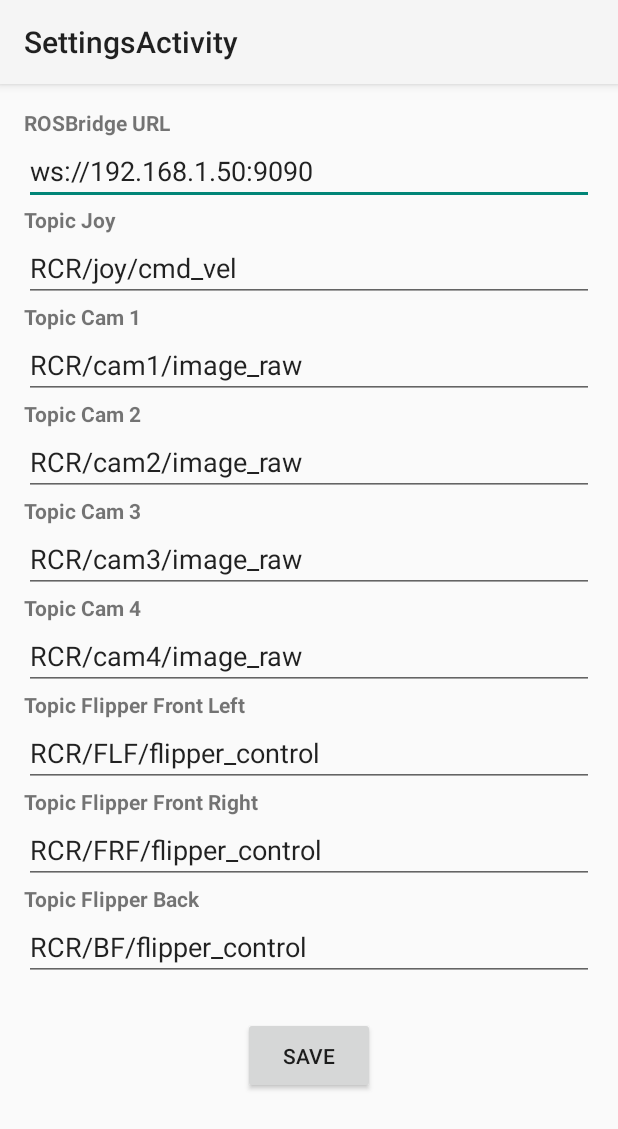
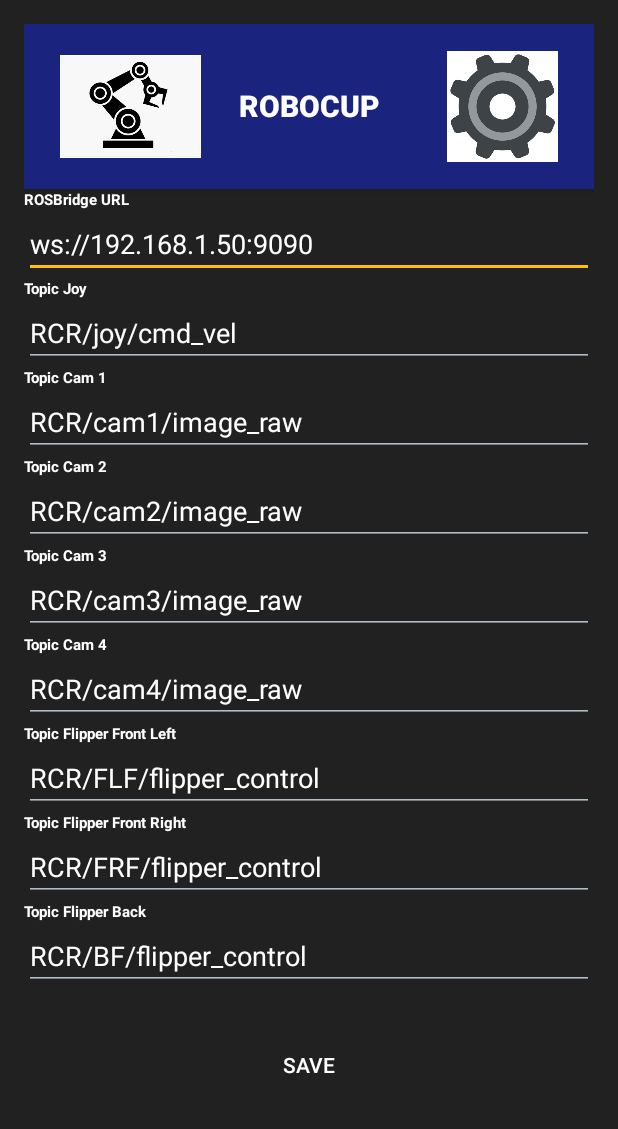
Before and after one commit to ConstanceALOYAU/RoboCup_app, an Android app built with Jetpack Compose: the SettingsActivity screen opened directly, with no data from a screen before it, on a phone screen of 412 x 824 dp. Shown: the top 1129 px of the screen. Run offline under Robolectric (Android 15) with nearby library versions, the phone set to English and light mode, and no system bars.

Commit message:
toolbar all pages + style

```diff
--- a/app/src/main/AndroidManifest.xml
+++ b/app/src/main/AndroidManifest.xml
@@ -22,10 +22,12 @@
         <activity
             android:name=".SettingsActivity"
             android:exported="false"
-            android:label="@string/title_activity_settings" />
+            android:label="@string/title_activity_settings"
+            android:theme="@style/Theme.RoboCup"/>
         <activity
             android:name=".ControlArmActivity"
-            android:exported="false" />
+            android:exported="false"
+            android:theme="@style/Theme.RoboCup"/>
         <activity
             android:name=".MainActivity"
             android:exported="true"
--- a/app/src/main/java/com/example/robocup/SettingsActivity.kt
+++ b/app/src/main/java/com/example/robocup/SettingsActivity.kt
@@ -5,6 +5,9 @@ import android.widget.Button
 import android.widget.EditText
 import androidx.appcompat.app.AppCompatActivity
 import android.widget.Toast
+import androidx.appcompat.widget.Toolbar
+import android.widget.ImageView
+import android.content.Intent
 
 class SettingsActivity : AppCompatActivity() {
 
@@ -13,6 +16,30 @@ class SettingsActivity : AppCompatActivity() {
     override fun onCreate(savedInstanceState: Bundle?) {
         super.onCreate(savedInstanceState)
         setContentView(R.layout.activity_settings)
+
+        val toolbar: Toolbar = findViewById(R.id.toolbar)
+        setSupportActionBar(toolbar)
+        // Supprimer le titre par défaut dans la Toolbar
+        supportActionBar?.setDisplayShowTitleEnabled(false)
+
+        val buttonOne = findViewById<ImageView>(R.id.button_one)
+        val buttonTwo = findViewById<ImageView>(R.id.button_two)
+        val buttonTitle = findViewById<Button>(R.id.button_title)
+
+        buttonOne.setOnClickListener {
+            val intent = Intent(this, ControlArmActivity::class.java)
+            startActivity(intent)
+        }
+
+        buttonTwo.setOnClickListener {
+            val intent = Intent(this, SettingsActivity::class.java)
+            startActivity(intent)
+        }
+
+        buttonTitle.setOnClickListener {
+            val intent = Intent(this, MainActivity::class.java)
+            startActivity(intent)
+        }
 
         appConfig = AppConfig(this)
 
--- a/app/src/main/res/layout-v26/toolbar.xml
+++ b/app/src/main/res/layout-v26/toolbar.xml
@@ -1,22 +1,48 @@
 <!-- res/layout/toolbar.xml -->
-<androidx.appcompat.widget.Toolbar
-    xmlns:android="http://schemas.android.com/apk/res/android"
+<androidx.appcompat.widget.Toolbar xmlns:android="http://schemas.android.com/apk/res/android"
     android:id="@+id/toolbar"
     android:layout_width="match_parent"
-    android:layout_height="wrap_content"
+    android:layout_height="match_parent"
     android:background="?attr/colorPrimary"
     android:elevation="4dp"
-    android:theme="@style/ThemeOverlay.AppCompat.Dark.ActionBar"
-    android:popupTheme="@style/ThemeOverlay.AppCompat.Light">
+    android:popupTheme="@style/ThemeOverlay.AppCompat.Light"
+    android:theme="@style/ThemeOverlay.AppCompat.Dark.ActionBar">
 
-    <TextView
-        android:id="@+id/toolbar_title"
+
+    <!-- Bouton 1 : Bras robotique à gauche -->
+    <ImageView
+        android:id="@+id/button_one"
+        android:layout_width="110dp"
+        android:layout_height="110dp"
+        android:layout_gravity="start"
+        android:layout_marginStart="16dp"
+        android:contentDescription="Robot Arm"
+        android:padding="8dp"
+        android:src="@drawable/ic_robot_arm" />
+
+    <!-- Titre centré qui est aussi un bouton -->
+    <Button
+        android:id="@+id/button_title"
         android:layout_width="wrap_content"
         android:layout_height="wrap_content"
+        android:layout_centerHorizontal="true"
+        android:layout_centerVertical="true"
         android:layout_gravity="center"
+        android:background="?attr/selectableItemBackground"
         android:text="ROBOCUP"
         android:textColor="@android:color/white"
-        android:textStyle="bold"
-        android:textSize="24sp" />
+        android:textSize="20sp"
+        android:textStyle="bold" />
+
+    <!-- Bouton 2 : Roue dentée à droite -->
+    <ImageView
+        android:id="@+id/button_two"
+        android:layout_width="90dp"
+        android:layout_height="90dp"
+        android:layout_gravity="end"
+        android:layout_marginEnd="16dp"
+        android:contentDescription="Settings"
+        android:padding="8dp"
+        android:src="@drawable/ic_gear" />
 
 </androidx.appcompat.widget.Toolbar>
--- a/app/src/main/res/layout/activity_settings.xml
+++ b/app/src/main/res/layout/activity_settings.xml
@@ -8,131 +8,172 @@
         android:layout_height="wrap_content"
         android:orientation="vertical">
 
+        <include
+            layout="@layout/toolbar"
+            android:layout_width="match_parent"
+            android:layout_height="wrap_content" />
+
         <!-- ROSBridge URL -->
         <TextView
             android:layout_width="wrap_content"
             android:layout_height="wrap_content"
             android:text="ROSBridge URL"
-            android:textStyle="bold" />
+            android:textStyle="bold"
+            android:textColor="?android:attr/textColorPrimary"
+            android:textAppearance="?attr/textAppearanceBody1" />
 
         <EditText
             android:id="@+id/edit_rosbridge_url"
             android:layout_width="match_parent"
             android:layout_height="wrap_content"
             android:inputType="textUri"
-            android:hint="Enter ROSBridge URL" />
+            android:hint="Enter ROSBridge URL"
+            android:textColor="?android:attr/textColorPrimary"
+            android:background="?android:attr/editTextBackground" />
 
         <!-- Topic Joy -->
         <TextView
             android:layout_width="wrap_content"
             android:layout_height="wrap_content"
             android:text="Topic Joy"
-            android:textStyle="bold" />
+            android:textStyle="bold"
+            android:textColor="?android:attr/textColorPrimary"
+            android:textAppearance="?attr/textAppearanceBody1" />
 
         <EditText
             android:id="@+id/edit_topic_joy"
             android:layout_width="match_parent"
             android:layout_height="wrap_content"
             android:inputType="text"
-            android:hint="Enter Topic Joy" />
+            android:hint="Enter Topic Joy"
+            android:textColor="?android:attr/textColorPrimary"
+            android:background="?android:attr/editTextBackground" />
 
         <!-- Topic Cam 1 -->
         <TextView
             android:layout_width="wrap_content"
             android:layout_height="wrap_content"
             android:text="Topic Cam 1"
-            android:textStyle="bold" />
+            android:textStyle="bold"
+            android:textColor="?android:attr/textColorPrimary"
+            android:textAppearance="?attr/textAppearanceBody1" />
 
         <EditText
             android:id="@+id/edit_topic_cam1"
             android:layout_width="match_parent"
             android:layout_height="wrap_content"
             android:inputType="text"
-            android:hint="Enter Topic Cam 1" />
+            android:hint="Enter Topic Cam 1"
+            android:textColor="?android:attr/textColorPrimary"
+            android:background="?android:attr/editTextBackground" />
 
         <!-- Topic Cam 2 -->
         <TextView
             android:layout_width="wrap_content"
             android:layout_height="wrap_content"
             android:text="Topic Cam 2"
-            android:textStyle="bold" />
+            android:textStyle="bold"
+            android:textColor="?android:attr/textColorPrimary"
+            android:textAppearance="?attr/textAppearanceBody1" />
 
         <EditText
             android:id="@+id/edit_topic_cam2"
             android:layout_width="match_parent"
             android:layout_height="wrap_content"
             android:inputType="text"
-            android:hint="Enter Topic Cam 2" />
+            android:hint="Enter Topic Cam 2"
+            android:textColor="?android:attr/textColorPrimary"
+            android:background="?android:attr/editTextBackground" />
 
         <!-- Topic Cam 3 -->
         <TextView
             android:layout_width="wrap_content"
             android:layout_height="wrap_content"
             android:text="Topic Cam 3"
-            android:textStyle="bold" />
+            android:textStyle="bold"
+            android:textColor="?android:attr/textColorPrimary"
+            android:textAppearance="?attr/textAppearanceBody1" />
 
         <EditText
             android:id="@+id/edit_topic_cam3"
             android:layout_width="match_parent"
             android:layout_height="wrap_content"
             android:inputType="text"
-            android:hint="Enter Topic Cam 3" />
+            android:hint="Enter Topic Cam 3"
+            android:textColor="?android:attr/textColorPrimary"
+            android:background="?android:attr/editTextBackground" />
 
         <!-- Topic Cam 4 -->
         <TextView
             android:layout_width="wrap_content"
             android:layout_height="wrap_content"
             android:text="Topic Cam 4"
-            android:textStyle="bold" />
+            android:textStyle="bold"
+            android:textColor="?android:attr/textColorPrimary"
+            android:textAppearance="?attr/textAppearanceBody1" />
 
         <EditText
             android:id="@+id/edit_topic_cam4"
             android:layout_width="match_parent"
             android:layout_height="wrap_content"
             android:inputType="text"
-            android:hint="Enter Topic Cam 4" />
+            android:hint="Enter Topic Cam 4"
+            android:textColor="?android:attr/textColorPrimary"
+            android:background="?android:attr/editTextBackground" />
 
         <!-- Topic Flipper Front Left -->
         <TextView
             android:layout_width="wrap_content"
             android:layout_height="wrap_content"
             android:text="Topic Flipper Front Left"
-            android:textStyle="bold" />
+            android:textStyle="bold"
+            android:textColor="?android:attr/textColorPrimary"
+            android:textAppearance="?attr/textAppearanceBody1" />
 
         <EditText
             android:id="@+id/edit_topic_flipper_front_left"
             android:layout_width="match_parent"
             android:layout_height="wrap_content"
             android:inputType="text"
-            android:hint="Enter Topic Flipper Front Left" />
+            android:hint="Enter Topic Flipper Front Left"
+            android:textColor="?android:attr/textColorPrimary"
+            android:background="?android:attr/editTextBackground" />
 
         <!-- Topic Flipper Front Right -->
         <TextView
             android:layout_width="wrap_content"
             android:layout_height="wrap_content"
             android:text="Topic Flipper Front Right"
-            android:textStyle="bold" />
+            android:textStyle="bold"
+            android:textColor="?android:attr/textColorPrimary"
+            android:textAppearance="?attr/textAppearanceBody1" />
 
         <EditText
             android:id="@+id/edit_topic_flipper_front_right"
             android:layout_width="match_parent"
             android:layout_height="wrap_content"
             android:inputType="text"
-            android:hint="Enter Topic Flipper Front Right" />
+            android:hint="Enter Topic Flipper Front Right"
+            android:textColor="?android:attr/textColorPrimary"
+            android:background="?android:attr/editTextBackground" />
 
         <!-- Topic Flipper Back -->
         <TextView
             android:layout_width="wrap_content"
             android:layout_height="wrap_content"
             android:text="Topic Flipper Back"
-            android:textStyle="bold" />
+            android:textStyle="bold"
+            android:textColor="?android:attr/textColorPrimary"
+            android:textAppearance="?attr/textAppearanceBody1" />
 
         <EditText
             android:id="@+id/edit_topic_flipper_back"
             android:layout_width="match_parent"
             android:layout_height="wrap_content"
             android:inputType="text"
-            android:hint="Enter Topic Flipper Back" />
+            android:hint="Enter Topic Flipper Back"
+            android:textColor="?android:attr/textColorPrimary"
+            android:background="?android:attr/editTextBackground" />
 
         <!-- Save Button -->
         <Button
@@ -140,6 +181,8 @@
             android:layout_width="wrap_content"
             android:layout_height="wrap_content"
             android:text="Save"
+            android:textColor="?android:attr/textColorPrimaryInverse"
+            android:background="?attr/selectableItemBackground"
             android:layout_gravity="center"
             android:padding="16dp"
             android:layout_marginTop="24dp" />
```
Also changed, not shown: app/src/main/java/com/example/robocup/ControlArmActivity.kt (+28 -8 lines), app/src/main/java/com/example/robocup/MainActivity.kt (+43 -46 lines), app/src/main/res/layout/activity_control_arm.xml (+10 -6 lines), app/src/main/res/drawable/ic_gear.png (added), app/src/main/res/drawable/ic_robot_arm.png (added).
